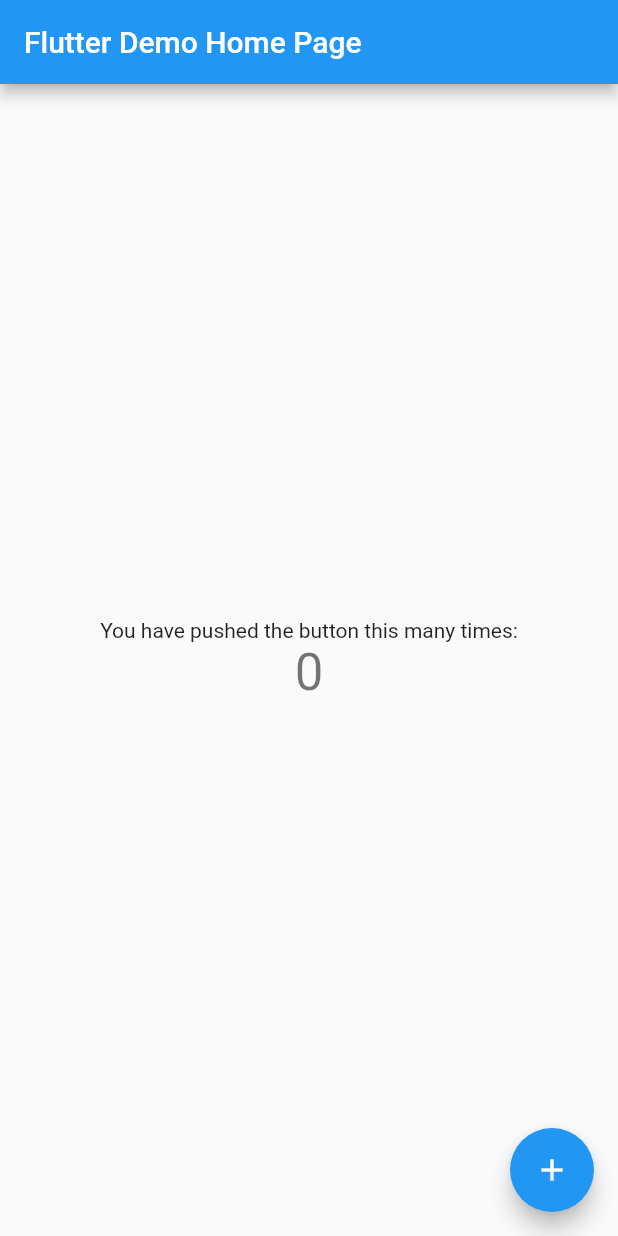
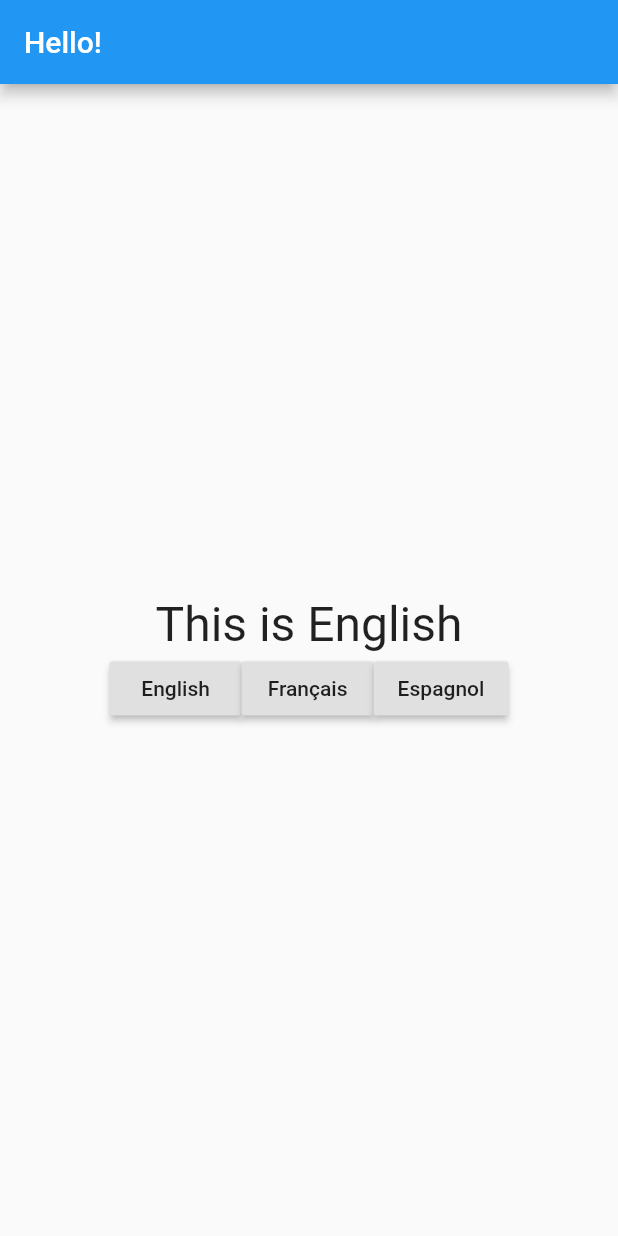
Before and after one commit to didierganthier/flutter_internationalization, a Flutter app: the screen it shows after launch, on a phone screen of 412 x 824 dp. Run offline on Flutter 3.47's test engine with Material 2 defaults, Android fonts, the phone set to English and light mode, and no system bars; our stand-ins replace shared_preferences.

```diff
--- /dev/null
+++ b/i18n/es.json
@@ -0,0 +1,4 @@
+{
+  "title": "Hòla!",
+  "Message" : "Eso es Español"
+}
--- a/i18n/ht.json
+++ /dev/null
@@ -1,4 +0,0 @@
-{
-  "title": "Bonjou!",
-  "Message" : "Sa se Kreyòl"
-}
--- /dev/null
+++ b/lib/app_language_provider.dart
@@ -0,0 +1,38 @@
+import 'package:flutter/material.dart';
+import 'package:shared_preferences/shared_preferences.dart';
+
+class AppLanguage extends ChangeNotifier {
+  Locale _appLocale = Locale('en');
+
+  Locale get appLocal => _appLocale ?? Locale("en");
+  fetchLocale() async {
+    var prefs = await SharedPreferences.getInstance();
+    if (prefs.getString('language_code') == null) {
+      _appLocale = Locale('en');
+      return Null;
+    }
+    _appLocale = Locale(prefs.getString('language_code'));
+    return Null;
+  }
+
+
+  void changeLanguage(Locale type, String languageCode) async {
+    var prefs = await SharedPreferences.getInstance();
+    if (_appLocale == type) {
+      return;
+    }
+/*    if (_appLocale == Locale("en")) {
+      _appLocale = Locale("fr");
+      await prefs.setString('language_code', 'fr');
+      await prefs.setString('countryCode', '');
+    } else {
+      _appLocale = Locale("en");
+      await prefs.setString('language_code', 'en');
+      await prefs.setString('countryCode', 'US');
+    }*/
+    _appLocale = type;
+    await prefs.setString("language_code", languageCode);
+    await prefs.setString('countryCode', '');
+    notifyListeners();
+  }
+}
--- /dev/null
+++ b/lib/demo_localizations.dart
@@ -0,0 +1,62 @@
+import 'dart:convert';
+import 'package:flutter/services.dart';
+import 'package:flutter/material.dart';
+
+
+class AppLocalizations {
+  final Locale locale;
+
+  AppLocalizations(this.locale);
+
+  // Helper method to keep the code in the widgets concise
+  // Localizations are accessed using an InheritedWidget "of" syntax
+  static AppLocalizations of(BuildContext context) {
+    return Localizations.of<AppLocalizations>(context, AppLocalizations);
+  }
+
+  // Static member to have a simple access to the delegate from the MaterialApp
+  static const LocalizationsDelegate<AppLocalizations> delegate = _AppLocalizationsDelegate();
+
+  Map<String, String> _localizedStrings;
+
+  Future<bool> load() async {
+    // Load the language JSON file from the "lang" folder
+    String jsonString =
+    await rootBundle.loadString('i18n/${locale.languageCode}.json');
+    Map<String, dynamic> jsonMap = json.decode(jsonString);
+
+    _localizedStrings = jsonMap.map((key, value) {
+      return MapEntry(key, value.toString());
+    });
+
+    return true;
+  }
+
+  // This method will be called from every widget which needs a localized text
+  String translate(String key) {
+    return _localizedStrings[key];
+  }
+}
+
+class _AppLocalizationsDelegate extends LocalizationsDelegate<AppLocalizations> {
+  // This delegate instance will never change (it doesn't even have fields!)
+  // It can provide a constant constructor.
+  const _AppLocalizationsDelegate();
+
+  @override
+  bool isSupported(Locale locale) {
+    // Include all of your supported language codes here
+    return ['en', 'fr', 'es'].contains(locale.languageCode);
+  }
+
+  @override
+  Future<AppLocalizations> load(Locale locale) async {
+    // AppLocalizations class is where the JSON loading actually runs
+    AppLocalizations localizations = new AppLocalizations(locale);
+    await localizations.load();
+    return localizations;
+  }
+
+  @override
+  bool shouldReload(_AppLocalizationsDelegate old) => false;
+}
--- a/lib/main.dart
+++ b/lib/main.dart
@@ -1,117 +1,92 @@
 import 'package:flutter/material.dart';
+import 'package:flutter_internationalization/app_language_provider.dart';
+import 'package:flutter_internationalization/demo_localizations.dart';
+import 'package:flutter_localizations/flutter_localizations.dart';
+import 'package:provider/provider.dart';
 
-void main() {
-  runApp(MyApp());
+void main() async {
+  WidgetsFlutterBinding.ensureInitialized();
+  AppLanguage appLanguage = AppLanguage();
+  await appLanguage.fetchLocale();
+  runApp(MyApp(
+    appLanguage: appLanguage,
+  ));
 }
 
 class MyApp extends StatelessWidget {
-  // This widget is the root of your application.
+  final AppLanguage appLanguage;
+
+  MyApp({this.appLanguage});
+
   @override
   Widget build(BuildContext context) {
-    return MaterialApp(
-      title: 'Flutter Demo',
-      theme: ThemeData(
-        // This is the theme of your application.
-        //
-        // Try running your application with "flutter run". You'll see the
-        // application has a blue toolbar. Then, without quitting the app, try
-        // changing the primarySwatch below to Colors.green and then invoke
-        // "hot reload" (press "r" in the console where you ran "flutter run",
-        // or simply save your changes to "hot reload" in a Flutter IDE).
-        // Notice that the counter didn't reset back to zero; the application
-        // is not restarted.
-        primarySwatch: Colors.blue,
-        // This makes the visual density adapt to the platform that you run
-        // the app on. For desktop platforms, the controls will be smaller and
-        // closer together (more dense) than on mobile platforms.
-        visualDensity: VisualDensity.adaptivePlatformDensity,
-      ),
-      home: MyHomePage(title: 'Flutter Demo Home Page'),
+    return ChangeNotifierProvider<AppLanguage>(
+      create: (_) => appLanguage,
+      child: Consumer<AppLanguage>(builder: (context, model, child) {
+        return MaterialApp(
+          locale: model.appLocal,
+          supportedLocales: [
+            Locale('en', ''),
+            Locale('fr', ''),
+            Locale('es', '')
+          ],
+          localizationsDelegates: [
+            AppLocalizations.delegate,
+            GlobalCupertinoLocalizations.delegate,
+            GlobalMaterialLocalizations.delegate,
+            GlobalWidgetsLocalizations.delegate,
+          ],
+
+          home: AppLang(),
+        );
+      }),
     );
   }
 }
 
-class MyHomePage extends StatefulWidget {
-  MyHomePage({Key key, this.title}) : super(key: key);
-
-  // This widget is the home page of your application. It is stateful, meaning
-  // that it has a State object (defined below) that contains fields that affect
-  // how it looks.
-
-  // This class is the configuration for the state. It holds the values (in this
-  // case the title) provided by the parent (in this case the App widget) and
-  // used by the build method of the State. Fields in a Widget subclass are
-  // always marked "final".
-
-  final String title;
-
-  @override
-  _MyHomePageState createState() => _MyHomePageState();
-}
-
-class _MyHomePageState extends State<MyHomePage> {
-  int _counter = 0;
-
-  void _incrementCounter() {
-    setState(() {
-      // This call to setState tells the Flutter framework that something has
-      // changed in this State, which causes it to rerun the build method below
-      // so that the display can reflect the updated values. If we changed
-      // _counter without calling setState(), then the build method would not be
-      // called again, and so nothing would appear to happen.
-      _counter++;
-    });
-  }
-
+class AppLang extends StatelessWidget {
   @override
   Widget build(BuildContext context) {
-    // This method is rerun every time setState is called, for instance as done
-    // by the _incrementCounter method above.
-    //
-    // The Flutter framework has been optimized to make rerunning build methods
-    // fast, so that you can just rebuild anything that needs updating rather
-    // than having to individually change instances of widgets.
+    var appLanguage = Provider.of<AppLanguage>(context);
     return Scaffold(
       appBar: AppBar(
-        // Here we take the value from the MyHomePage object that was created by
-        // the App.build method, and use it to set our appbar title.
-        title: Text(widget.title),
+        title: Text(AppLocalizations.of(context).translate('title')),
       ),
       body: Center(
-        // Center is a layout widget. It takes a single child and positions it
-        // in the middle of the parent.
         child: Column(
-          // Column is also a layout widget. It takes a list of children and
-          // arranges them vertically. By default, it sizes itself to fit its
-          // children horizontally, and tries to be as tall as its parent.
-          //
-          // Invoke "debug painting" (press "p" in the console, choose the
-          // "Toggle Debug Paint" action from the Flutter Inspector in Android
-          // Studio, or the "Toggle Debug Paint" command in Visual Studio Code)
-          // to see the wireframe for each widget.
-          //
-          // Column has various properties to control how it sizes itself and
-          // how it positions its children. Here we use mainAxisAlignment to
-          // center the children vertically; the main axis here is the vertical
-          // axis because Columns are vertical (the cross axis would be
-          // horizontal).
           mainAxisAlignment: MainAxisAlignment.center,
+          crossAxisAlignment: CrossAxisAlignment.center,
           children: <Widget>[
             Text(
-              'You have pushed the button this many times:',
+              AppLocalizations.of(context).translate('Message'),
+              style: TextStyle(fontSize: 32),
             ),
-            Text(
-              '$_counter',
-              style: Theme.of(context).textTheme.headline4,
-            ),
+            Row(
+              mainAxisAlignment: MainAxisAlignment.center,
+              children: <Widget>[
+                RaisedButton(
+                  onPressed: () {
+                    appLanguage.changeLanguage(Locale("en"), 'en');
+                  },
+                  child: Text('English'),
+                ),
+                RaisedButton(
+                  onPressed: () {
+                    appLanguage.changeLanguage(Locale("fr"), 'fr');
+                  },
+                  child: Text('Français'),
+                ),
+                RaisedButton(
+                  onPressed: () {
+                    appLanguage.changeLanguage(Locale("es"), 'es');
+                  },
+                  child: Text('Espagnol'),
+                ),
+              ],
+            )
           ],
         ),
       ),
-      floatingActionButton: FloatingActionButton(
-        onPressed: _incrementCounter,
-        tooltip: 'Increment',
-        child: Icon(Icons.add),
-      ), // This trailing comma makes auto-formatting nicer for build methods.
     );
   }
 }
```
Also changed, not shown: pubspec.yaml (+8 -3 lines), pubspec.lock, 3 other files.
